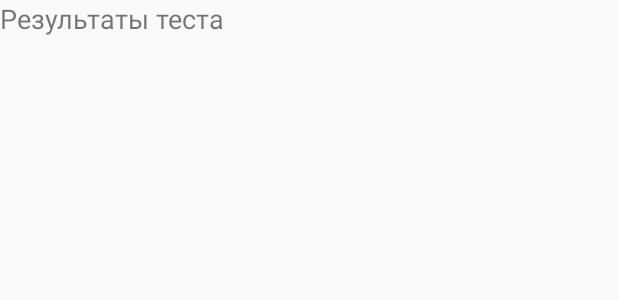
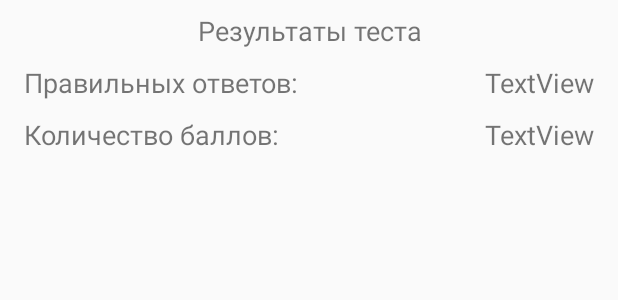
Before and after one commit to Trisiss/SL_Terms, an Android app: the layout activity_result.xml on its own in the app's theme, with its tools: preview values and no code run, on a phone screen of 412 x 824 dp. Shown: the top 300 px of the screen. Run offline under Robolectric (Android 15) with nearby library versions, the phone set to English and light mode, and no system bars.

Commit message:
Add display of quantity value result

```diff
--- a/app/src/main/java/com/example/sl_terms/activities/ResultActivity.kt
+++ b/app/src/main/java/com/example/sl_terms/activities/ResultActivity.kt
@@ -1,10 +1,13 @@
 package com.example.sl_terms.activities
 
 import android.content.Intent
+import android.graphics.Color.red
 import android.os.Bundle
 import androidx.appcompat.app.AppCompatActivity
+import androidx.core.content.ContextCompat
 import com.example.sl_terms.R
 import kotlinx.android.synthetic.main.activity_result.*
+import kotlin.math.roundToInt
 
 class ResultActivity : AppCompatActivity() {
 
@@ -16,9 +19,14 @@ class ResultActivity : AppCompatActivity() {
         var countQuestionsS = " "
         countQuestionsS = intent.getStringExtra("countQuestions")
         //   int id_student = Integer.parseInt(id_studentS);
-        val textView = textView6
+        val quantityAnswer = txtQuantityAnswer
+        val quantityValue = txtQuantityValue
         //   String result = Integer.toString(blt.numberOfCorrectAnswers(id_student));
-        textView.text = "$numberCorrectAnswersS/$countQuestionsS"
+        quantityAnswer.text = "$numberCorrectAnswersS из $countQuestionsS"
+        val value: Float = (numberCorrectAnswersS.toFloat() * 100) / countQuestionsS.toFloat()
+        quantityValue.text = value.roundToInt().toString()
+        if (value < 25) quantityValue.setTextColor(ContextCompat.getColor(this, R.color.colorRed))
+        if (value >= 25) quantityValue.setTextColor(ContextCompat.getColor(this, R.color.colorGreen))
     }
 
     override fun onBackPressed() {
--- a/app/src/main/res/layout/activity_result.xml
+++ b/app/src/main/res/layout/activity_result.xml
@@ -6,22 +6,74 @@
     android:layout_height="match_parent"
     tools:context=".activities.ResultActivity">
 
-    <LinearLayout
+    <TextView
+        android:id="@+id/txtTitle"
         android:layout_width="match_parent"
-        android:layout_height="match_parent"
-        android:orientation="vertical">
+        android:layout_height="wrap_content"
+        android:layout_marginStart="16dp"
+        android:layout_marginLeft="16dp"
+        android:layout_marginTop="8dp"
+        android:layout_marginEnd="16dp"
+        android:layout_marginRight="16dp"
+        android:gravity="center"
+        android:text="Результаты теста"
+        android:textSize="18sp"
+        app:layout_constraintEnd_toEndOf="parent"
+        app:layout_constraintStart_toStartOf="parent"
+        app:layout_constraintTop_toTopOf="parent" />
 
-        <TextView
-            android:id="@+id/textView2"
-            android:layout_width="match_parent"
-            android:layout_height="wrap_content"
-            android:text="Результаты теста"
-            android:textSize="18sp" />
+    <TextView
+        android:id="@+id/txtTitleRight"
+        android:layout_width="match_parent"
+        android:layout_height="wrap_content"
+        android:layout_marginStart="16dp"
+        android:layout_marginLeft="16dp"
+        android:layout_marginTop="10dp"
+        android:layout_marginEnd="100dp"
+        android:layout_marginRight="100dp"
+        android:text="Правильных ответов:"
+        android:textSize="18sp"
+        app:layout_constraintEnd_toEndOf="parent"
+        app:layout_constraintStart_toStartOf="parent"
+        app:layout_constraintTop_toBottomOf="@+id/txtTitle" />
 
-        <TextView
-            android:id="@+id/textView6"
-            android:layout_width="match_parent"
-            android:layout_height="wrap_content" />
+    <TextView
+        android:id="@+id/txtTitleValue"
+        android:layout_width="match_parent"
+        android:layout_height="wrap_content"
+        android:layout_marginStart="16dp"
+        android:layout_marginLeft="16dp"
+        android:layout_marginTop="10dp"
+        android:layout_marginEnd="100dp"
+        android:layout_marginRight="100dp"
+        android:text="Количество баллов:"
+        android:textSize="18sp"
+        app:layout_constraintEnd_toEndOf="parent"
+        app:layout_constraintStart_toStartOf="parent"
+        app:layout_constraintTop_toBottomOf="@+id/txtTitleRight" />
 
-    </LinearLayout>
+    <TextView
+        android:id="@+id/txtQuantityAnswer"
+        android:layout_width="wrap_content"
+        android:layout_height="wrap_content"
+        android:layout_marginStart="11dp"
+        android:layout_marginLeft="11dp"
+        android:layout_marginTop="10dp"
+        android:text="TextView"
+        android:textSize="18sp"
+        app:layout_constraintStart_toEndOf="@+id/txtTitleRight"
+        app:layout_constraintTop_toBottomOf="@+id/txtTitle" />
+
+    <TextView
+        android:id="@+id/txtQuantityValue"
+        android:layout_width="wrap_content"
+        android:layout_height="wrap_content"
+        android:layout_marginStart="11dp"
+        android:layout_marginLeft="11dp"
+        android:layout_marginTop="10dp"
+        android:text="TextView"
+        android:textSize="18sp"
+        app:layout_constraintStart_toEndOf="@+id/txtTitleValue"
+        app:layout_constraintTop_toBottomOf="@+id/txtQuantityAnswer" />
+
 </androidx.constraintlayout.widget.ConstraintLayout>
--- a/app/src/main/res/values/colors.xml
+++ b/app/src/main/res/values/colors.xml
@@ -5,4 +5,6 @@
     <color name="colorAccent">#ff4040</color>
     <color name="colorBackground">#7cb342</color>
     <color name="colorWhite">#ffffff</color>
+    <color name="colorRed">#CA1717</color>
+    <color name="colorGreen">#287C2B</color>
 </resources>
```
